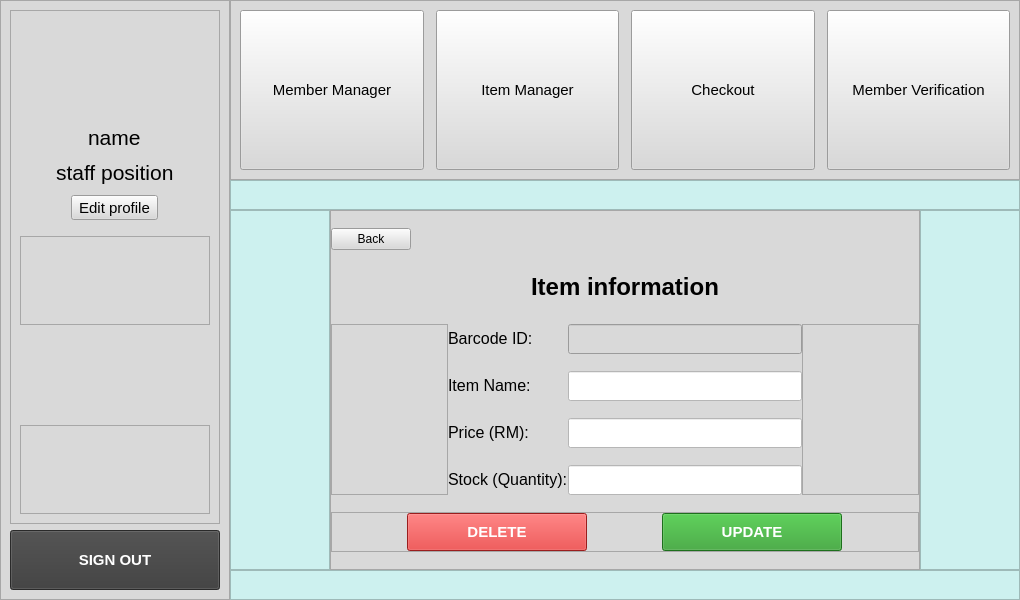
Before: the Qt Designer form CPMMS_software/ui/memberVerificationScreen.ui in yomatashi/CPMMS, drawn with Qt 5.
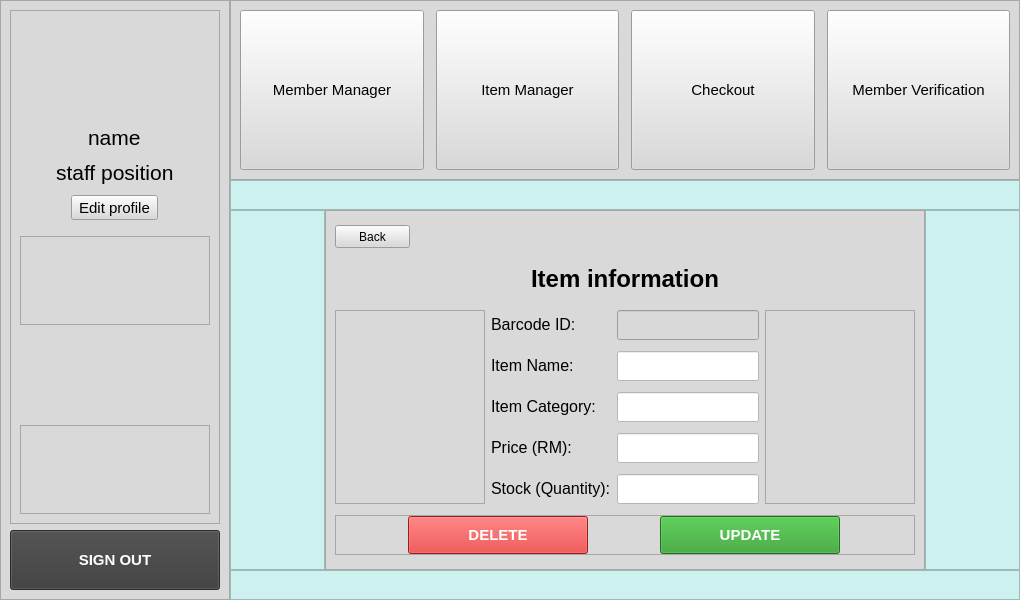
After: the same form once the commit is applied. The open tabs and pages were chosen to show the change. Icons and pictures are not drawn.

```diff
--- a/CPMMS_software/ui/memberVerificationScreen.ui
+++ b/CPMMS_software/ui/memberVerificationScreen.ui
@@ -4455,6 +4455,34 @@
        <property name="spacing">
         <number>0</number>
        </property>
+       <item row="1" column="0">
+        <widget class="QFrame" name="frame_81">
+         <property name="sizePolicy">
+          <sizepolicy hsizetype="MinimumExpanding" vsizetype="Preferred">
+           <horstretch>0</horstretch>
+           <verstretch>0</verstretch>
+          </sizepolicy>
+         </property>
+         <property name="minimumSize">
+          <size>
+           <width>0</width>
+           <height>0</height>
+          </size>
+         </property>
+         <property name="maximumSize">
+          <size>
+           <width>100</width>
+           <height>16777215</height>
+          </size>
+         </property>
+         <property name="frameShape">
+          <enum>QFrame::StyledPanel</enum>
+         </property>
+         <property name="frameShadow">
+          <enum>QFrame::Raised</enum>
+         </property>
+        </widget>
+       </item>
        <item row="0" column="0" colspan="3">
         <widget class="QFrame" name="frame_74">
          <property name="sizePolicy">
@@ -4501,6 +4529,22 @@
            <width>0</width>
            <height>0</height>
           </size>
+         </property>
+         <property name="frameShape">
+          <enum>QFrame::StyledPanel</enum>
+         </property>
+         <property name="frameShadow">
+          <enum>QFrame::Raised</enum>
+         </property>
+        </widget>
+       </item>
+       <item row="1" column="2">
+        <widget class="QFrame" name="frame_80">
+         <property name="sizePolicy">
+          <sizepolicy hsizetype="MinimumExpanding" vsizetype="Preferred">
+           <horstretch>0</horstretch>
+           <verstretch>0</verstretch>
+          </sizepolicy>
          </property>
          <property name="maximumSize">
           <size>
@@ -4537,102 +4581,7 @@
           <number>1</number>
          </property>
          <layout class="QGridLayout" name="gridLayout_19">
-          <property name="leftMargin">
-           <number>0</number>
-          </property>
-          <property name="topMargin">
-           <number>0</number>
-          </property>
-          <property name="rightMargin">
-           <number>0</number>
-          </property>
-          <property name="bottomMargin">
-           <number>0</number>
-          </property>
-          <property name="spacing">
-           <number>0</number>
-          </property>
-          <item row="0" column="0" alignment="Qt::AlignLeft">
-           <widget class="QPushButton" name="btn_back_item">
-            <property name="styleSheet">
-             <string notr="true">background-color: rgba(217,217,217,255)</string>
-            </property>
-            <property name="text">
-             <string>Back</string>
-            </property>
-           </widget>
-          </item>
-          <item row="5" column="2" colspan="2">
-           <widget class="QLineEdit" name="input_price_edit">
-            <property name="minimumSize">
-             <size>
-              <width>0</width>
-              <height>0</height>
-             </size>
-            </property>
-            <property name="maximumSize">
-             <size>
-              <width>16777215</width>
-              <height>30</height>
-             </size>
-            </property>
-            <property name="font">
-             <font>
-              <pointsize>12</pointsize>
-             </font>
-            </property>
-            <property name="styleSheet">
-             <string notr="true">background-color: rgb(255, 255, 255)</string>
-            </property>
-            <property name="text">
-             <string/>
-            </property>
-           </widget>
-          </item>
-          <item row="6" column="1">
-           <widget class="QLabel" name="label_37">
-            <property name="maximumSize">
-             <size>
-              <width>16777215</width>
-              <height>30</height>
-             </size>
-            </property>
-            <property name="text">
-             <string>&lt;html&gt;&lt;head/&gt;&lt;body&gt;&lt;p&gt;&lt;span style=&quot; font-size:12pt;&quot;&gt;Stock (Quantity):&lt;/span&gt;&lt;/p&gt;&lt;/body&gt;&lt;/html&gt;</string>
-            </property>
-           </widget>
-          </item>
-          <item row="6" column="2" colspan="2">
-           <widget class="QLineEdit" name="input_stock_edit">
-            <property name="minimumSize">
-             <size>
-              <width>0</width>
-              <height>0</height>
-             </size>
-            </property>
-            <property name="maximumSize">
-             <size>
-              <width>16777215</width>
-              <height>30</height>
-             </size>
-            </property>
-            <property name="font">
-             <font>
-              <pointsize>12</pointsize>
-             </font>
-            </property>
-            <property name="styleSheet">
-             <string notr="true">background-color: rgb(255, 255, 255)</string>
-            </property>
-            <property name="text">
-             <string/>
-            </property>
-            <property name="readOnly">
-             <bool>false</bool>
-            </property>
-           </widget>
-          </item>
-          <item row="3" column="1">
+          <item row="2" column="1">
            <widget class="QLabel" name="label_39">
             <property name="maximumSize">
              <size>
@@ -4645,7 +4594,37 @@
             </property>
            </widget>
           </item>
-          <item row="1" column="1" colspan="3" alignment="Qt::AlignHCenter">
+          <item row="6" column="3">
+           <widget class="QLineEdit" name="input_stock_edit">
+            <property name="minimumSize">
+             <size>
+              <width>0</width>
+              <height>0</height>
+             </size>
+            </property>
+            <property name="maximumSize">
+             <size>
+              <width>16777215</width>
+              <height>30</height>
+             </size>
+            </property>
+            <property name="font">
+             <font>
+              <pointsize>12</pointsize>
+             </font>
+            </property>
+            <property name="styleSheet">
+             <string notr="true">background-color: rgb(255, 255, 255)</string>
+            </property>
+            <property name="text">
+             <string/>
+            </property>
+            <property name="readOnly">
+             <bool>false</bool>
+            </property>
+           </widget>
+          </item>
+          <item row="1" column="0" colspan="5" alignment="Qt::AlignHCenter">
            <widget class="QLabel" name="label_38">
             <property name="sizePolicy">
              <sizepolicy hsizetype="Fixed" vsizetype="Fixed">
@@ -4679,7 +4658,7 @@
             </property>
            </widget>
           </item>
-          <item row="3" column="2" colspan="2">
+          <item row="2" column="3">
            <widget class="QLineEdit" name="input_barcodeID_edit">
             <property name="enabled">
              <bool>true</bool>
@@ -4712,7 +4691,20 @@
             </property>
            </widget>
           </item>
-          <item row="4" column="1">
+          <item row="4" column="1" colspan="2">
+           <widget class="QLabel" name="label_42">
+            <property name="maximumSize">
+             <size>
+              <width>16777215</width>
+              <height>30</height>
+             </size>
+            </property>
+            <property name="text">
+             <string>&lt;html&gt;&lt;head/&gt;&lt;body&gt;&lt;p&gt;&lt;span style=&quot; font-size:12pt;&quot;&gt;Item Category:&lt;/span&gt;&lt;/p&gt;&lt;/body&gt;&lt;/html&gt;</string>
+            </property>
+           </widget>
+          </item>
+          <item row="3" column="1">
            <widget class="QLabel" name="label_40">
             <property name="maximumSize">
              <size>
@@ -4725,8 +4717,8 @@
             </property>
            </widget>
           </item>
-          <item row="4" column="2" colspan="2">
-           <widget class="QLineEdit" name="input_itemName_edit">
+          <item row="4" column="3">
+           <widget class="QLineEdit" name="input_itemCategory_edit">
             <property name="minimumSize">
              <size>
               <width>0</width>
@@ -4765,6 +4757,121 @@
             </property>
            </widget>
           </item>
+          <item row="5" column="3">
+           <widget class="QLineEdit" name="input_price_edit">
+            <property name="minimumSize">
+             <size>
+              <width>0</width>
+              <height>0</height>
+             </size>
+            </property>
+            <property name="maximumSize">
+             <size>
+              <width>16777215</width>
+              <height>30</height>
+             </size>
+            </property>
+            <property name="font">
+             <font>
+              <pointsize>12</pointsize>
+             </font>
+            </property>
+            <property name="styleSheet">
+             <string notr="true">background-color: rgb(255, 255, 255)</string>
+            </property>
+            <property name="text">
+             <string/>
+            </property>
+           </widget>
+          </item>
+          <item row="6" column="1" colspan="2">
+           <widget class="QLabel" name="label_37">
+            <property name="maximumSize">
+             <size>
+              <width>16777215</width>
+              <height>30</height>
+             </size>
+            </property>
+            <property name="text">
+             <string>&lt;html&gt;&lt;head/&gt;&lt;body&gt;&lt;p&gt;&lt;span style=&quot; font-size:12pt;&quot;&gt;Stock (Quantity):&lt;/span&gt;&lt;/p&gt;&lt;/body&gt;&lt;/html&gt;</string>
+            </property>
+           </widget>
+          </item>
+          <item row="3" column="3">
+           <widget class="QLineEdit" name="input_itemName_edit">
+            <property name="minimumSize">
+             <size>
+              <width>0</width>
+              <height>0</height>
+             </size>
+            </property>
+            <property name="maximumSize">
+             <size>
+              <width>16777215</width>
+              <height>30</height>
+             </size>
+            </property>
+            <property name="font">
+             <font>
+              <pointsize>12</pointsize>
+             </font>
+            </property>
+            <property name="styleSheet">
+             <string notr="true">background-color: rgb(255, 255, 255)</string>
+            </property>
+            <property name="text">
+             <string/>
+            </property>
+           </widget>
+          </item>
+          <item row="2" column="0" rowspan="5">
+           <widget class="QFrame" name="frame_77">
+            <property name="minimumSize">
+             <size>
+              <width>150</width>
+              <height>0</height>
+             </size>
+            </property>
+            <property name="frameShape">
+             <enum>QFrame::StyledPanel</enum>
+            </property>
+            <property name="frameShadow">
+             <enum>QFrame::Raised</enum>
+            </property>
+           </widget>
+          </item>
+          <item row="2" column="4" rowspan="5">
+           <widget class="QFrame" name="frame_76">
+            <property name="minimumSize">
+             <size>
+              <width>150</width>
+              <height>0</height>
+             </size>
+            </property>
+            <property name="frameShape">
+             <enum>QFrame::StyledPanel</enum>
+            </property>
+            <property name="frameShadow">
+             <enum>QFrame::Raised</enum>
+            </property>
+           </widget>
+          </item>
+          <item row="0" column="0">
+           <widget class="QPushButton" name="btn_back_item">
+            <property name="maximumSize">
+             <size>
+              <width>75</width>
+              <height>23</height>
+             </size>
+            </property>
+            <property name="styleSheet">
+             <string notr="true">background-color: rgba(217,217,217,255)</string>
+            </property>
+            <property name="text">
+             <string>Back</string>
+            </property>
+           </widget>
+          </item>
           <item row="7" column="0" colspan="5">
            <widget class="QFrame" name="frame_78">
             <property name="maximumSize">
@@ -4852,26 +4959,6 @@
             </layout>
            </widget>
           </item>
-          <item row="3" column="4" rowspan="4">
-           <widget class="QFrame" name="frame_76">
-            <property name="frameShape">
-             <enum>QFrame::StyledPanel</enum>
-            </property>
-            <property name="frameShadow">
-             <enum>QFrame::Raised</enum>
-            </property>
-           </widget>
-          </item>
-          <item row="3" column="0" rowspan="4">
-           <widget class="QFrame" name="frame_77">
-            <property name="frameShape">
-             <enum>QFrame::StyledPanel</enum>
-            </property>
-            <property name="frameShadow">
-             <enum>QFrame::Raised</enum>
-            </property>
-           </widget>
-          </item>
          </layout>
         </widget>
        </item>
```
Left out of the diff: 639 changed lines with no effect on the pictures.
